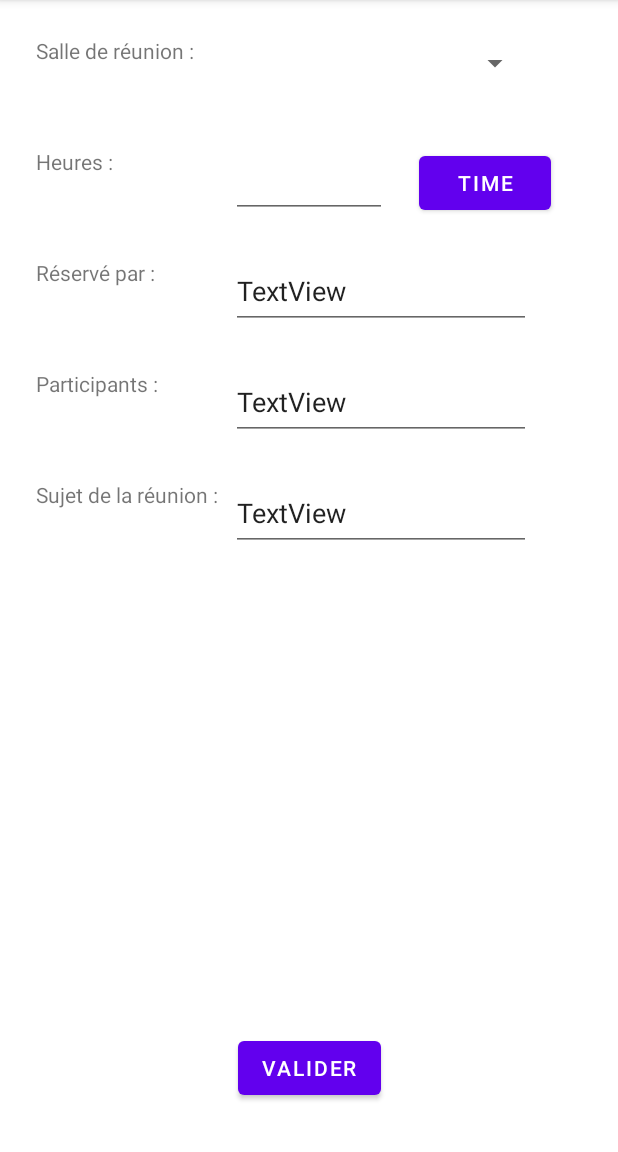
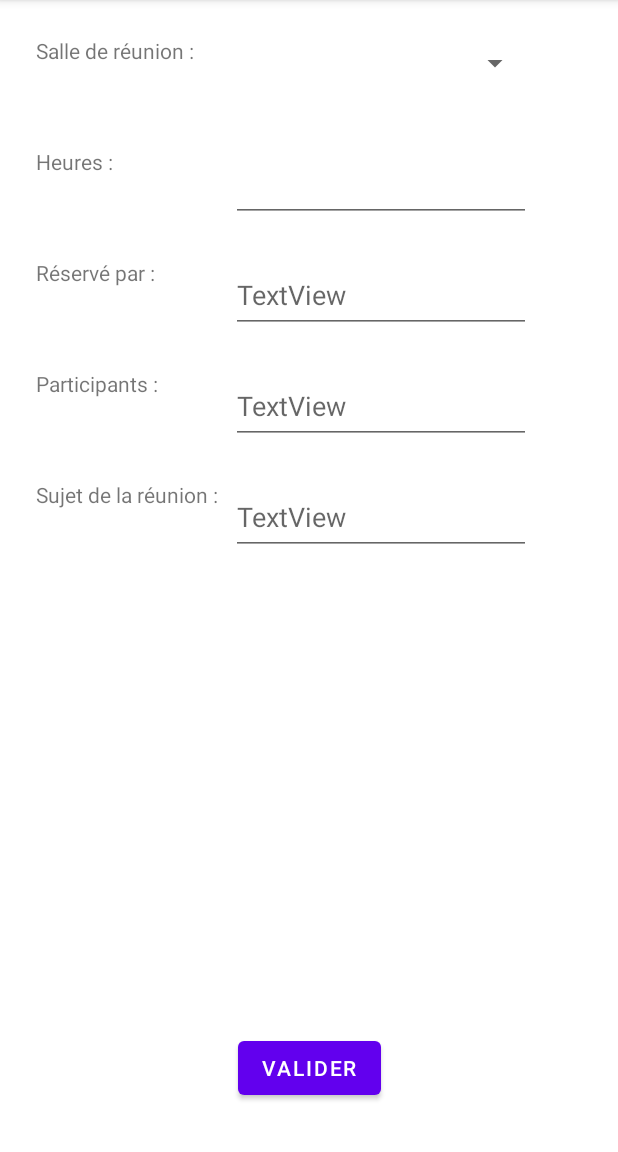
Before and after one commit to JDR1304/MaReu, an Android app: the screen it shows after launch (MainActivity), after a tap on an icon or button, on a phone screen of 412 x 824 dp, the part 84-1236 px from its top. Run offline under Robolectric (Android 15) with nearby library versions, the phone set to English and light mode, and no system bars; our stand-ins replace EventBus; 2 statements that could not run were skipped.

Commit message:
Timepickerdialog and datepickerdialog

```diff
--- a/app/src/main/java/com/example/mareu/controller/AddOrMeetingDetailsFragment.java
+++ b/app/src/main/java/com/example/mareu/controller/AddOrMeetingDetailsFragment.java
@@ -45,16 +45,27 @@ public class AddOrMeetingDetailsFragment extends Fragment implements DatePickerD
     private TextView meetingRoom;
     private TextView meetingTime;
     private TextView reservationName;
+    private TextView participants;
     private TextView topic;
     private Button validateBtn;
-    private Button btnTimeDate;
+
+    //private EditText editTextRoom;
+    private EditText editTextDateAndTime;
+    private EditText editTextReservationName;
+    private EditText editTextParticipants;
+    private EditText editTextSubject;
 
     @Override
     public void onCreate(Bundle savedInstanceState) {
         super.onCreate(savedInstanceState);
 
-        if (getArguments()!=null && getArguments().containsKey(MEETING_ID)) {
+        if (getArguments()!=null && getArguments().containsKey(MEETING_ID) && getArguments().getLong(MEETING_ID)>0) {
             meeting = DI.getApiService().getMeetingById(getArguments().getLong(MEETING_ID));
+
+            }
+        else {
+            meeting = new Meeting (getArguments().getLong(MEETING_ID));
+
         }
     }
 
@@ -76,27 +87,37 @@ public class AddOrMeetingDetailsFragment extends Fragment implements DatePickerD
         meetingRoom = view.findViewById(R.id.meeting_room);
         meetingTime = view.findViewById(R.id.meeting_time);
         reservationName = view.findViewById(R.id.reservationName);
+        participants = view.findViewById(R.id.participants);
         topic = view.findViewById(R.id.topic);
         validateBtn = view.findViewById(R.id.validate_button);
-        btnTimeDate =view.findViewById(R.id.btnTimeDate);
 
-        if (meeting.getId()>=0) {
-            // ((EditText)view.findViewById(R.id.edit_text_date)).setText((int)meeting.getTimeStamp());
+        RoomArrayAdapter roomAdapter = new RoomArrayAdapter(getContext(), DI.getApiService().getRooms());
+
+
+        if (meeting.getId()>0) {
+            ((EditText) view.findViewById(R.id.edit_text_date)).setText(meeting.setTime(meeting.getTimeStamp()));
             ((EditText) view.findViewById(R.id.edit_text_topic)).setText(meeting.getTopic());
             ((EditText) view.findViewById(R.id.edit_text_reservation_name)).setText(meeting.getName());
-            //((EditText) view.findViewById(R.id.edit_text_participantes)).setText((List)meeting.getParticipantEmails());
+            ((EditText) view.findViewById(R.id.edit_text_participantes)).setText(meeting.getStringMails());
 
            ///Getting the instance of Spinner and applying OnItemSelectedListener on it
             roomsSpinner = (Spinner) view.findViewById(R.id.spinner);
-            RoomArrayAdapter roomAdapter = new RoomArrayAdapter(getContext(), DI.getApiService().getRooms());
             roomsSpinner.setAdapter(roomAdapter);
 
 
+        }
+        else{
+            roomsSpinner = (Spinner) view.findViewById(R.id.spinner);
+            roomsSpinner.setAdapter(roomAdapter);
+            editTextDateAndTime = (EditText) view.findViewById(R.id.edit_text_date); ;
+            editTextReservationName = (EditText) view.findViewById(R.id.edit_text_reservation_name);
+            editTextParticipants = (EditText) view.findViewById(R.id.edit_text_participantes);
+            editTextSubject = (EditText) view.findViewById(R.id.edit_text_topic);
+            editTextReservationName.getText();
+            editTextParticipants.getText();
+            editTextSubject.getText();
 
-        }else{
-            ((EditText) view.findViewById(R.id.edit_text_topic)).setText(meeting.getTopic());
-            ((EditText) view.findViewById(R.id.edit_text_reservation_name)).setText(meeting.getName());
-            btnTimeDate.setOnClickListener(new View.OnClickListener() {
+            editTextDateAndTime.setOnClickListener(new View.OnClickListener() {
                 @Override
                 public void onClick(View v) {
                     Calendar calendar = Calendar.getInstance();
@@ -120,25 +141,28 @@ public class AddOrMeetingDetailsFragment extends Fragment implements DatePickerD
         }
 
     @Override
+    public void onDateSet(DatePicker view, int year, int month, int dayOfMonth) {
+            myYear = year;
+            myday = day;
+            myMonth = month;
+            Calendar c = Calendar.getInstance();
+            hour = c.get(Calendar.HOUR);
+            minute = c.get(Calendar.MINUTE);
+            TimePickerDialog timePickerDialog = new TimePickerDialog(getContext(), AddOrMeetingDetailsFragment.this::onTimeSet, hour, minute, DateFormat.is24HourFormat(getContext()));
+            timePickerDialog.show();
+    }
+
+    @Override
     public void onTimeSet(TimePicker view, int hourOfDay, int minute) {
         myHour = hourOfDay;
         myMinute = minute;
-        meetingTime.setText("Year: " + myYear + "\n" +
-                "Month: " + myMonth + "\n" +
-                "Day: " + myday + "\n" +
-                "Hour: " + myHour + "\n" +
-                "Minute: " + myMinute);
+
+        if (myMinute<10){
+            editTextDateAndTime.setText(myYear + "/" + myMonth + "/" + myday + "   " + myHour + ":0" + myMinute);
+        }
+        else {
+            editTextDateAndTime.setText(myYear + "/" + myMonth + "/" + myday + "   " + myHour + ":" + myMinute);
+        }
     }
 
-    @Override
-    public void onDateSet(DatePicker view, int year, int month, int dayOfMonth) {
-        myYear = year;
-        myday = day;
-        myMonth = month;
-        Calendar c = Calendar.getInstance();
-        hour = c.get(Calendar.HOUR);
-        minute = c.get(Calendar.MINUTE);
-        TimePickerDialog timePickerDialog = new TimePickerDialog(getContext(), AddOrMeetingDetailsFragment.this::onTimeSet, hour, minute, DateFormat.is24HourFormat(getContext()));
-        timePickerDialog.show();
-    }
 }
--- a/app/src/main/java/com/example/mareu/controller/MeetingFragment.java
+++ b/app/src/main/java/com/example/mareu/controller/MeetingFragment.java
@@ -13,6 +13,7 @@ import android.widget.Button;
 
 import com.example.mareu.R;
 import com.example.mareu.di.DI;
+import com.example.mareu.model.Meeting;
 import com.example.mareu.service.ApiService;
 import com.google.android.material.floatingactionbutton.FloatingActionButton;
 
@@ -20,6 +21,7 @@ import org.greenrobot.eventbus.EventBus;
 
 
 public class MeetingFragment extends Fragment {
+
 
     private ApiService mApiService;
     private RecyclerView mRecyclerView;
@@ -33,11 +35,7 @@ public class MeetingFragment extends Fragment {
      */
     public static MeetingFragment newInstance() {
         MeetingFragment fragment = new MeetingFragment();
-        /*
-        Bundle bundle = new Bundle();
-        bundle.putBoolean(FAVORITE_KEY, isFavorite);
-        fragment.setArguments(bundle);
-        */
+
         return fragment;
     }
 
@@ -61,7 +59,7 @@ public class MeetingFragment extends Fragment {
         fab.setOnClickListener(new View.OnClickListener() {
             @Override
             public void onClick(View v) {
-                EventBus.getDefault().post(AddOrMeetingDetailsFragment.newInstance(-1));
+                EventBus.getDefault().post(AddOrMeetingDetailsFragment.newInstance(0));
             }
         });
         return view;
--- a/app/src/main/java/com/example/mareu/model/Meeting.java
+++ b/app/src/main/java/com/example/mareu/model/Meeting.java
@@ -29,6 +29,8 @@ public class Meeting  {
 
     /** Key for Room **/
     public static final String MEETING_KEY = "MEETING_KEY";
+
+    public Meeting (long id){}
 
     /** Constructor */
     public Meeting(long id, Room meetingRoom, long time, String name, List<String> participantEmails, String topic) {
--- a/app/src/main/res/layout/fragment_add_or_meeting_details.xml
+++ b/app/src/main/res/layout/fragment_add_or_meeting_details.xml
@@ -72,11 +72,13 @@
 
     <EditText
         android:id="@+id/edit_text_date"
-        android:layout_width="104dp"
-        android:layout_height="47dp"
+        android:layout_width="200dp"
+        android:layout_height="50dp"
         android:layout_marginTop="44dp"
-        android:ems="10"
         android:inputType="time"
+        android:focusable="false"
+        app:layout_constraintEnd_toEndOf="parent"
+        app:layout_constraintHorizontal_bias="0.0"
         app:layout_constraintStart_toEndOf="@+id/meeting_time"
         app:layout_constraintTop_toBottomOf="@+id/spinner" />
 
@@ -85,7 +87,7 @@
         android:layout_width="200dp"
         android:layout_height="50dp"
         android:layout_marginTop="24dp"
-        android:text="TextView"
+        android:hint="TextView"
         app:layout_constraintEnd_toEndOf="parent"
         app:layout_constraintHorizontal_bias="0.0"
         app:layout_constraintStart_toEndOf="@+id/reservation_name"
@@ -96,7 +98,7 @@
         android:layout_width="200dp"
         android:layout_height="50dp"
         android:layout_marginTop="24dp"
-        android:text="TextView"
+        android:hint="TextView"
         app:layout_constraintEnd_toEndOf="parent"
         app:layout_constraintHorizontal_bias="0.0"
         app:layout_constraintStart_toEndOf="@+id/participants"
@@ -107,7 +109,7 @@
         android:layout_width="200dp"
         android:layout_height="50dp"
         android:layout_marginTop="24dp"
-        android:text="TextView"
+        android:hint="TextView"
         android:textSize="18sp"
         app:layout_constraintEnd_toEndOf="parent"
         app:layout_constraintHorizontal_bias="0.0"
@@ -124,15 +126,5 @@
         app:layout_constraintEnd_toEndOf="parent"
         app:layout_constraintStart_toStartOf="parent" />
 
-    <Button
-        android:id="@+id/btnTimeDate"
-        android:layout_width="wrap_content"
-        android:layout_height="wrap_content"
-        android:layout_marginTop="44dp"
-        android:layout_marginEnd="24dp"
-        android:text="Time"
-        app:layout_constraintEnd_toEndOf="parent"
-        app:layout_constraintStart_toEndOf="@+id/edit_text_date"
-        app:layout_constraintTop_toBottomOf="@+id/spinner" />
 
 </androidx.constraintlayout.widget.ConstraintLayout>
```
